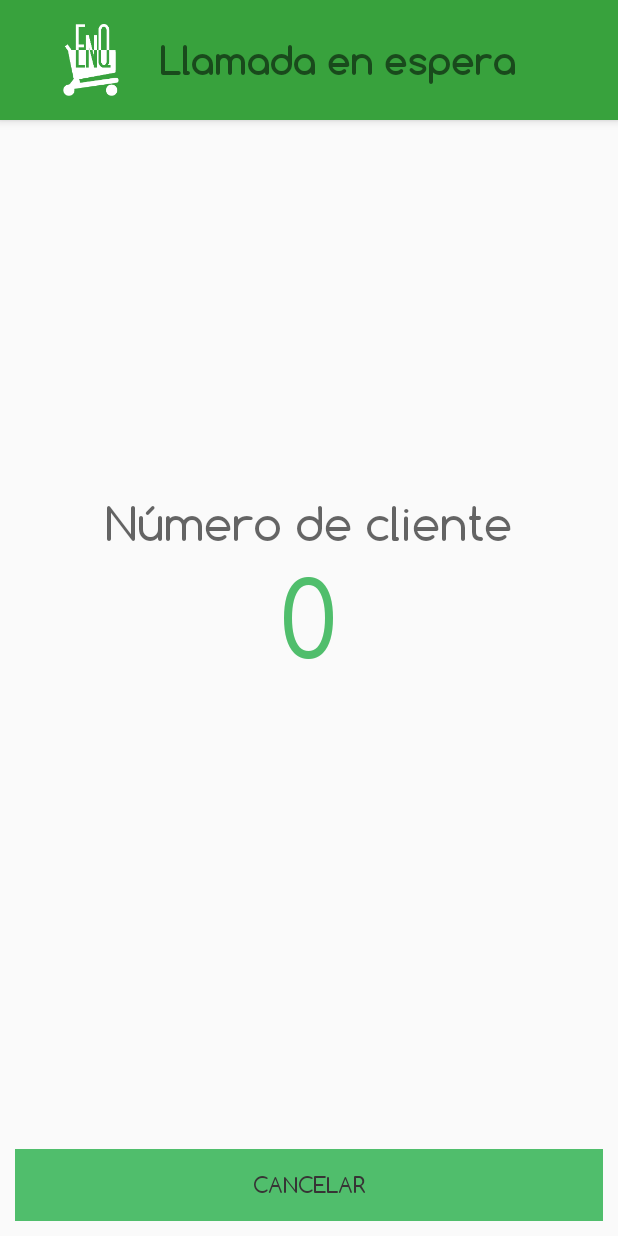
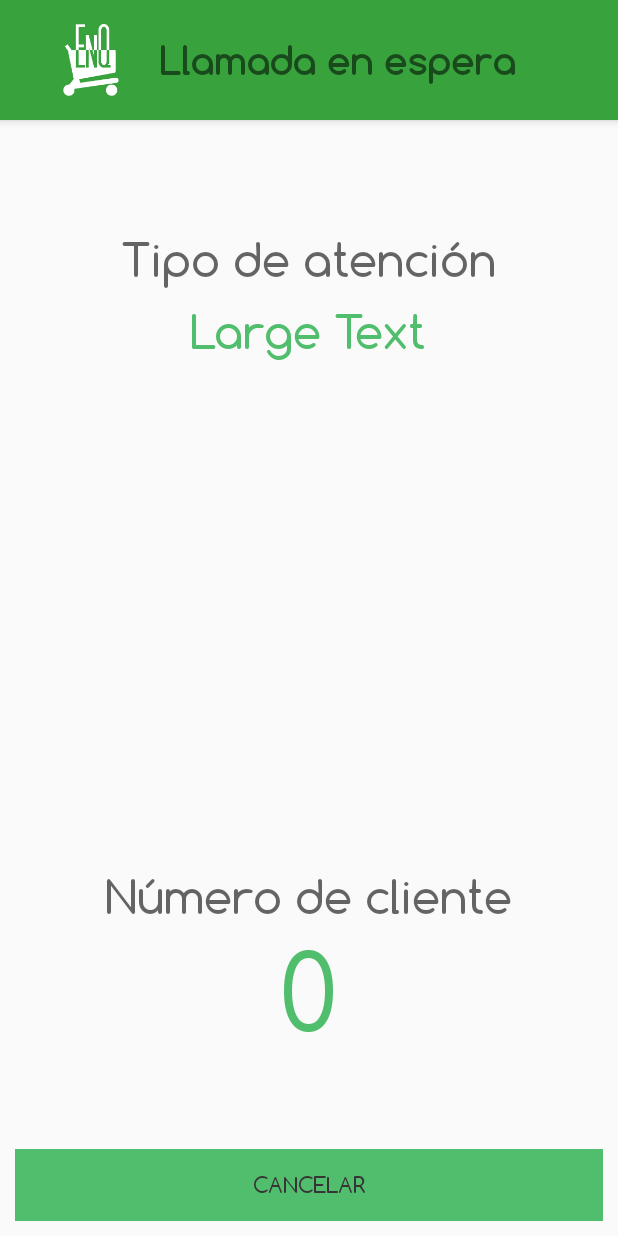
Before and after one commit to santiac89/enq_android, an Android app: the WaitingActivity screen opened directly, with no data from a screen before it, on a phone screen of 412 x 824 dp. Run offline under Robolectric (Android 15) with nearby library versions, the phone set to English and light mode, and no system bars; our stand-ins replace ButterKnife; 4 statements that could not run were skipped.

Commit message:
add tiemouts for screens, and more labels

```diff
--- a/app/src/main/java/org/allin/enq/activity/ConfirmedActivity.java
+++ b/app/src/main/java/org/allin/enq/activity/ConfirmedActivity.java
@@ -75,6 +75,7 @@ public class ConfirmedActivity extends EnqActivity {
             }
 
             public void onFinish() {
+                closeButton.setVisibility(View.VISIBLE);
                 remainingTimeTextView.setText("00:00");
             }
 
--- a/app/src/main/java/org/allin/enq/activity/WaitingActivity.java
+++ b/app/src/main/java/org/allin/enq/activity/WaitingActivity.java
@@ -23,6 +23,7 @@ public class WaitingActivity extends EnqActivity {
 
     //@Bind(R.id.estimated_text_view) TextView estimatedTimeTextView;
     @Bind(R.id.waiting_client_number_text_view) TextView numberTextView;
+    @Bind(R.id.group_name_text_view) TextView groupNameTextView;
     @Bind(R.id.waiting_cancel_button) Button cancelButton;
 
     @Override
@@ -66,6 +67,7 @@ public class WaitingActivity extends EnqActivity {
                 finish();
 
             numberTextView.setText(enqService.getClientNumber().toString());
+            groupNameTextView.setText(enqService.getGroupName());
 
             cancelButton.setOnClickListener(new View.OnClickListener() {
                 @Override
--- a/app/src/main/res/layout-hdpi/activity_waiting.xml
+++ b/app/src/main/res/layout-hdpi/activity_waiting.xml
@@ -13,13 +13,47 @@
     <TextView
         android:layout_width="wrap_content"
         android:layout_height="wrap_content"
+        android:textAppearance="?android:attr/textAppearanceMedium"
+        android:text="Tipo de atención"
+        android:id="@+id/group_name_label"
+        android:textSize="30dp"
+        android:layout_below="@+id/waiting_activity_toolbar"
+        android:layout_centerHorizontal="true"
+        android:layout_marginTop="74dp" />
+
+    <TextView
+        android:layout_width="wrap_content"
+        android:layout_height="wrap_content"
+        android:textAppearance="?android:attr/textAppearanceLarge"
+        android:text="Large Text"
+        android:textColor="@color/quiet_green"
+        android:id="@+id/group_name_text_view"
+        android:textSize="30dp"
+        android:layout_below="@+id/group_name_label"
+        android:layout_centerHorizontal="true"
+        android:layout_marginTop="10dp" />
+
+    <TextView
+        android:layout_width="wrap_content"
+        android:layout_height="wrap_content"
+        android:textAppearance="?android:attr/textAppearanceMedium"
+        android:text="Número de cliente"
+        android:textSize="30dp"
+        android:id="@+id/waiting_client_number_label"
+        android:layout_above="@+id/waiting_client_number_text_view"
+        android:layout_centerHorizontal="true" />
+
+    <TextView
+        android:layout_width="wrap_content"
+        android:layout_height="wrap_content"
         android:textAppearance="?android:attr/textAppearanceLarge"
         android:text="0"
         android:id="@+id/waiting_client_number_text_view"
-        android:layout_centerVertical="true"
+        android:textSize="70dp"
+        android:textColor="@color/quiet_green"
+        android:layout_above="@+id/waiting_cancel_button"
         android:layout_centerHorizontal="true"
-        android:textSize="70dp"
-        android:textColor="@color/quiet_green"/>
+        android:layout_marginBottom="56dp" />
 
     <Button
         android:layout_width="wrap_content"
@@ -37,14 +71,4 @@
         android:layout_marginTop="5dp"
         android:layout_marginLeft="10dp"
         android:stateListAnimator="@null" />
-
-    <TextView
-        android:layout_width="wrap_content"
-        android:layout_height="wrap_content"
-        android:textAppearance="?android:attr/textAppearanceMedium"
-        android:text="Número de cliente"
-        android:textSize="30dp"
-        android:id="@+id/waiting_client_number_label"
-        android:layout_above="@+id/waiting_client_number_text_view"
-        android:layout_centerHorizontal="true" />
 </RelativeLayout>
```
Also changed, not shown: app/src/main/java/org/allin/enq/activity/CallReceivedActivity.java (+25 -0 lines), app/src/main/java/org/allin/enq/model/ClientEnqueuedInfo.java (+9 -0 lines), app/src/main/java/org/allin/enq/model/EnqCallInfo.java (+8 -0 lines), app/src/main/java/org/allin/enq/service/EnqService.java (+8 -0 lines), app/src/main/res/layout-hdpi/activity_call_received.xml (+14 -2 lines), app/src/main/res/layout-hdpi/activity_confirmed.xml (+11 -1 lines), app/src/main/res/layout-ldpi/activity_confirmed.xml (+11 -1 lines).
